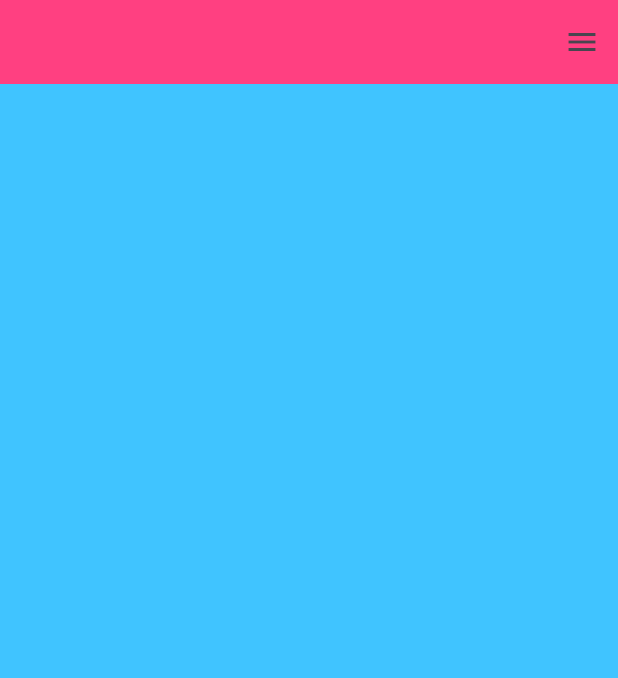
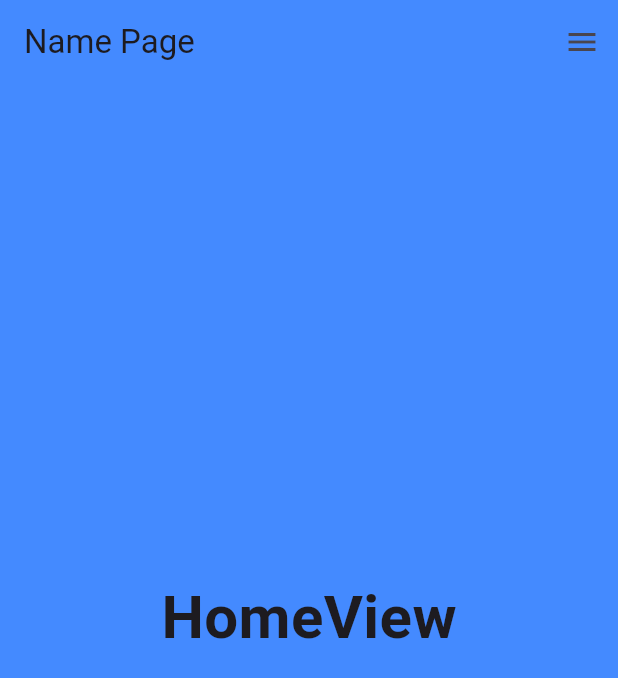
Before and after one commit to milangrisano/veleros_santa_marta, a Flutter app: the screen it shows after launch, on a phone screen of 412 x 824 dp. Shown: the top 678 px of the screen. Run offline on Flutter 3.47's test engine with Material 3 defaults, Android fonts, the phone set to English and light mode, and no system bars; our stand-ins replace fluro, google_fonts; missing offline and left inert: universal_html.

Commit message:
URL managment

```diff
--- a/lib/main.dart
+++ b/lib/main.dart
@@ -1,25 +1,47 @@
 import 'package:flutter/material.dart';
-import 'package:responsive_app/responsive/desktop_scaffold.dart';
-import 'package:responsive_app/responsive/mobile_scaffold.dart';
-import 'package:responsive_app/responsive/reponsive_layout.dart';
-import 'package:responsive_app/responsive/tablet_scaffold.dart';
+import 'package:provider/provider.dart';
+import 'package:responsive_app/provider/page_provider.dart';
+import 'package:responsive_app/router/router.dart';
 
 void main() {
-  runApp(const MainApp());
+  runApp(const AppState());
 }
 
-class MainApp extends StatelessWidget {
+class AppState extends StatelessWidget {
+  const AppState({super.key});
+  @override
+  Widget build(BuildContext context) {
+    return MultiProvider(
+      providers: [
+        ChangeNotifierProvider(create: (_)=> PageProvider())
+      ],
+      child: const MainApp(),
+    );
+  }
+}
+
+class MainApp extends StatefulWidget {
   const MainApp({super.key});
 
   @override
+  State<MainApp> createState() => _MainAppState();
+}
+
+class _MainAppState extends State<MainApp> {
+
+  @override
+  void initState() {
+    super.initState();
+    Flurorouter.configureRoutes();
+  }
+
+  @override
   Widget build(BuildContext context) {
-    return const MaterialApp(
+    return  MaterialApp(
       debugShowCheckedModeBanner: false,
-      home: ResponsiveLayout(
-        mobileScaffold: MobileScaffold(),
-        tabletScaffold: TabletScaffold(),
-        desktopScaffold: DesktopScaffold(),
-      ),
+      title: 'Veleros Santa Marta',
+      onGenerateRoute: Flurorouter.router.generator,
+      initialRoute: '/home',
     );
   }
 }
--- /dev/null
+++ b/lib/provider/page_provider.dart
@@ -0,0 +1,39 @@
+
+import 'package:flutter/material.dart';
+import 'package:universal_html/html.dart' as html;
+
+class PageProvider extends ChangeNotifier {
+  PageController scrollControler = new PageController();
+
+  List<String> _pages = ['home', 'about', 'pricing', 'contact', 'location'];
+
+  int _currentIndex = 0;
+
+  createScrollController( String routeName ){
+    this.scrollControler = new PageController( initialPage: getPageIndex(routeName));
+    html.document.title = _pages[ getPageIndex(routeName)];
+    this.scrollControler.addListener((){
+      final index = (this.scrollControler.page ?? 0).round();
+      if( index != _currentIndex ){
+        html.window.history.pushState(null, 'none', '#/${ _pages[index]}');
+        _currentIndex = index;
+        html.document.title = _pages[index];
+      }
+    });
+  }
+
+  int getPageIndex( String routeName ){
+    return (_pages.indexOf(routeName) == -1)
+            ? 0
+            : _pages.indexOf(routeName);
+  }
+
+  goTo( int index ){
+    // html.window.history.pushState(null, 'none', '#/${ _pages[index]}');
+    scrollControler.animateToPage(
+      index,
+      duration: const Duration( milliseconds: 300 ),
+      curve: Curves.easeInOut
+    );
+  }
+}
--- a/lib/responsive/mobile_scaffold.dart
+++ b/lib/responsive/mobile_scaffold.dart
@@ -1,45 +1,59 @@
 import 'package:flutter/material.dart';
+import 'package:provider/provider.dart';
+import 'package:responsive_app/provider/page_provider.dart';
 import 'package:responsive_app/shared/custom_drawer_header.dart';
 import 'package:responsive_app/shared/drawer_list_tile.dart';
+import 'package:responsive_app/ui/home_body.dart';
 
 class MobileScaffold extends StatelessWidget {
   const MobileScaffold({super.key});
 
   @override
   Widget build(BuildContext context) {
+    final pageProvider = Provider.of<PageProvider>(context, listen: false);
     return Scaffold(
+      extendBodyBehindAppBar: true,
       backgroundColor: Colors.lightBlueAccent,
       appBar: AppBar(
-        backgroundColor: Colors.pinkAccent,
+        backgroundColor: Colors.transparent,
+        automaticallyImplyLeading: false,
+        title: const Text('Name Page'),
+        centerTitle: false,
       ),
-      endDrawer: const Drawer(
+      endDrawer: Drawer(
         child: Column(
           children: [
-            CustomDrawerHeader(),
+            const CustomDrawerHeader(),
             DrawerListTile(
               icon: Icons.home,
-              name: Text('Home'),
+              name: const Text('Home'),
+              onPressed: ()=> pageProvider.goTo(0),
             ),
             DrawerListTile(
               icon: Icons.people,
-              name: Text('About'),
+              name: const Text('About'),
+              onPressed: ()=> pageProvider.goTo(1),
             ),
             DrawerListTile(
               icon: Icons.money,
-              name: Text('Pricing'),
+              name: const Text('Pricing'),
+              onPressed: ()=> pageProvider.goTo(2),
             ),
             DrawerListTile(
               icon: Icons.mail_outline_outlined,
-              name: Text('Contact'),
+              name: const Text('Contact'),
+              onPressed: ()=> pageProvider.goTo(3),
             ),
             DrawerListTile(
               icon: Icons.location_on,
-              name: Text('Location'),
+              name: const Text('Location'),
+              onPressed: ()=> pageProvider.goTo(4),
             ),
           ],
         ),
 
       ),
+      body: const HomeBody(),
     );
   }
 }
--- /dev/null
+++ b/lib/router/router.dart
@@ -0,0 +1,15 @@
+import 'package:fluro/fluro.dart';
+import 'package:responsive_app/router/router_handlers.dart';
+
+class Flurorouter {
+  static final FluroRouter router = new FluroRouter();
+
+  static void configureRoutes(){
+
+    // Rutas
+    router.define('/:page', handler: homeHandler );
+
+    // 404
+    router.notFoundHandler = homeHandler;
+  }
+}
--- /dev/null
+++ b/lib/router/router_handlers.dart
@@ -0,0 +1,22 @@
+import 'package:fluro/fluro.dart';
+import 'package:provider/provider.dart';
+import 'package:responsive_app/provider/page_provider.dart';
+import 'package:responsive_app/responsive/desktop_scaffold.dart';
+import 'package:responsive_app/responsive/mobile_scaffold.dart';
+import 'package:responsive_app/responsive/reponsive_layout.dart';
+import 'package:responsive_app/responsive/tablet_scaffold.dart';
+
+final homeHandler = Handler(
+  handlerFunc: (context, params ){
+    final page = params ['page']!.first;
+    if( page != '/') {
+      final pageProvider = Provider.of<PageProvider>(context!, listen: false);
+      pageProvider.createScrollController(page);
+      return const ResponsiveLayout(
+        mobileScaffold: MobileScaffold(),
+        tabletScaffold: TabletScaffold(),
+        desktopScaffold: DesktopScaffold(),
+      );
+    }
+  }
+);
--- /dev/null
+++ b/lib/ui/home_body.dart
@@ -0,0 +1,28 @@
+import 'package:flutter/material.dart';
+import 'package:provider/provider.dart';
+import 'package:responsive_app/provider/page_provider.dart';
+import 'package:responsive_app/ui/view/Location_view.dart';
+import 'package:responsive_app/ui/view/about_view.dart';
+import 'package:responsive_app/ui/view/contact_view.dart';
+import 'package:responsive_app/ui/view/home_view.dart';
+import 'package:responsive_app/ui/view/pricing_view.dart';
+
+class HomeBody extends StatelessWidget {
+  const HomeBody({super.key});
+
+  @override
+  Widget build(BuildContext context) {
+    final pageProvider = Provider.of<PageProvider>(context, listen: false);
+    return PageView(
+      controller: pageProvider.scrollControler,
+      scrollDirection: Axis.vertical,
+      children: const [
+        HomeView(),
+        AboutView(),
+        PricingView(),
+        ContactView(),
+        LocationView(),
+      ],
+    );
+  }
+}
--- /dev/null
+++ b/lib/ui/view/home_view.dart
@@ -0,0 +1,22 @@
+import 'package:flutter/material.dart';
+import 'package:google_fonts/google_fonts.dart';
+
+class HomeView extends StatelessWidget {
+  const HomeView({super.key});
+
+  @override
+  Widget build(BuildContext context) {
+    return Container(
+      color: Colors.blueAccent,
+      child: Center(
+        child: Text(
+          'HomeView',
+          style: GoogleFonts.roboto(
+            fontSize: 40,
+            fontWeight: FontWeight.bold,
+          ),
+        )
+      ),
+    );
+  }
+}
--- a/pubspec.yaml
+++ b/pubspec.yaml
@@ -7,9 +7,12 @@ environment:
   sdk: '>=3.4.3 <4.0.0'
 
 dependencies:
+  fluro: ^2.0.5
   flutter:
     sdk: flutter
   google_fonts: ^6.2.1
+  provider: ^6.1.2
+  universal_html: ^2.2.4
 
 dev_dependencies:
   flutter_lints: ^3.0.0
```
Also changed, not shown: lib/responsive/desktop_scaffold.dart (+28 -5 lines), lib/responsive/tablet_scaffold.dart (+22 -2 lines), lib/shared/drawer_list_tile.dart (+6 -1 lines), lib/shared/extend_appbar_button.dart (+15 -8 lines), lib/shared/extend_appbar_icon.dart (added, +27 -0 lines), lib/ui/view/about_view.dart (added, +22 -0 lines), lib/ui/view/contact_view.dart (added, +22 -0 lines), lib/ui/view/location_view.dart (added, +22 -0 lines), lib/ui/view/pricing_view.dart (added, +22 -0 lines), pubspec.lock.
